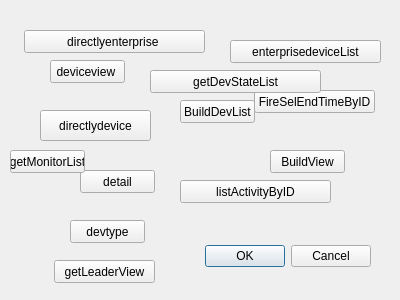
Old version of the form CommandCenter/MainApp/zktestdialog.ui in the repository LDevin/CommandCenter.
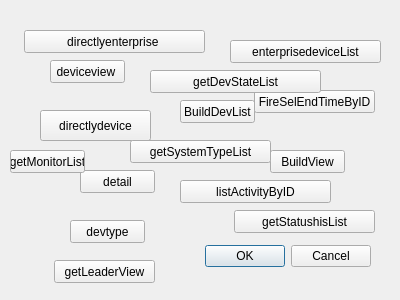
New version of the form.

Commit message: modified:   CommandCenter/Link/comm/linkdefines.h 	modified:   CommandCenter/Link/linkUrl.json 	modified:   CommandCenter/Link/slave.cpp 	modified:   CommandCenter/Link/slave.h 	modified:   CommandCenter/MainApp/zktestdialog.cpp 	modified:   CommandCenter/MainApp/zktestdialog.h 	modified:   CommandCenter/MainApp/zktestdialog.ui

```diff
--- a/CommandCenter/MainApp/zktestdialog.ui
+++ b/CommandCenter/MainApp/zktestdialog.ui
@@ -198,6 +198,32 @@
     <string>getDevStateList</string>
    </property>
   </widget>
+  <widget class="QPushButton" name="getStatushiList">
+   <property name="geometry">
+    <rect>
+     <x>234</x>
+     <y>210</y>
+     <width>141</width>
+     <height>23</height>
+    </rect>
+   </property>
+   <property name="text">
+    <string>getStatushisList</string>
+   </property>
+  </widget>
+  <widget class="QPushButton" name="getSystemTypeList">
+   <property name="geometry">
+    <rect>
+     <x>130</x>
+     <y>140</y>
+     <width>141</width>
+     <height>23</height>
+    </rect>
+   </property>
+   <property name="text">
+    <string>getSystemTypeList</string>
+   </property>
+  </widget>
  </widget>
  <resources/>
  <connections>
```
The commit also changes 6 other files.
